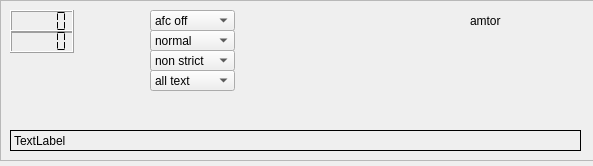
Qt form swreceiver/plugins/decoders/amtor-decoder/widget.ui (JvanKatwijk/sdr-j-sw) before a commit.
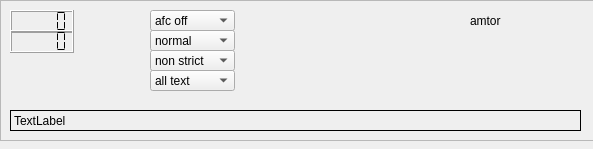
The same form after that commit.

Patch:
```diff
--- a/swreceiver/plugins/decoders/amtor-decoder/widget.ui
+++ b/swreceiver/plugins/decoders/amtor-decoder/widget.ui
@@ -7,7 +7,7 @@
     <x>0</x>
     <y>0</y>
     <width>593</width>
-    <height>166</height>
+    <height>149</height>
    </rect>
   </property>
   <property name="windowTitle">
@@ -19,7 +19,7 @@
      <x>0</x>
      <y>0</y>
      <width>661</width>
-     <height>161</height>
+     <height>141</height>
     </rect>
    </property>
    <property name="frameShape">
@@ -32,7 +32,7 @@
     <property name="geometry">
      <rect>
       <x>10</x>
-      <y>130</y>
+      <y>110</y>
       <width>571</width>
       <height>21</height>
      </rect>
```
Left out of the diff: 12 changed lines with no effect on the pictures.
